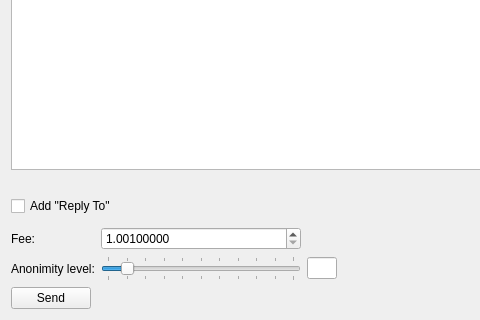
Qt form src/gui/ui/sendmessageframe.ui (Mythicaler/digitalkabwallet) before a commit; both pictures show x 0 to 480 and y 255 to 575 of the 773 by 575 pixel window.
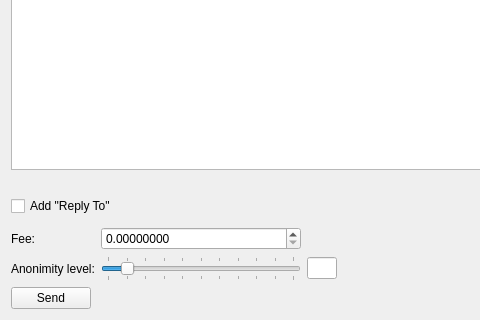
The same form after that commit. Icons and pictures are not drawn.

```diff
--- a/src/gui/ui/sendmessageframe.ui
+++ b/src/gui/ui/sendmessageframe.ui
@@ -198,7 +198,7 @@
         <number>8</number>
        </property>
        <property name="minimum">
-        <double>1.001000000000000</double>
+        <double>0.000000000000000</double>
        </property>
        <property name="maximum">
         <double>1000000000000000000.000000000000000</double>
@@ -207,7 +207,7 @@
         <double>0.010000000000000</double>
        </property>
        <property name="value">
-        <double>1.001000000000000</double>
+        <double>0.000000000000000</double>
        </property>
       </widget>
      </item>
```
Left out of the diff: 21 changed lines with no effect on the pictures.
